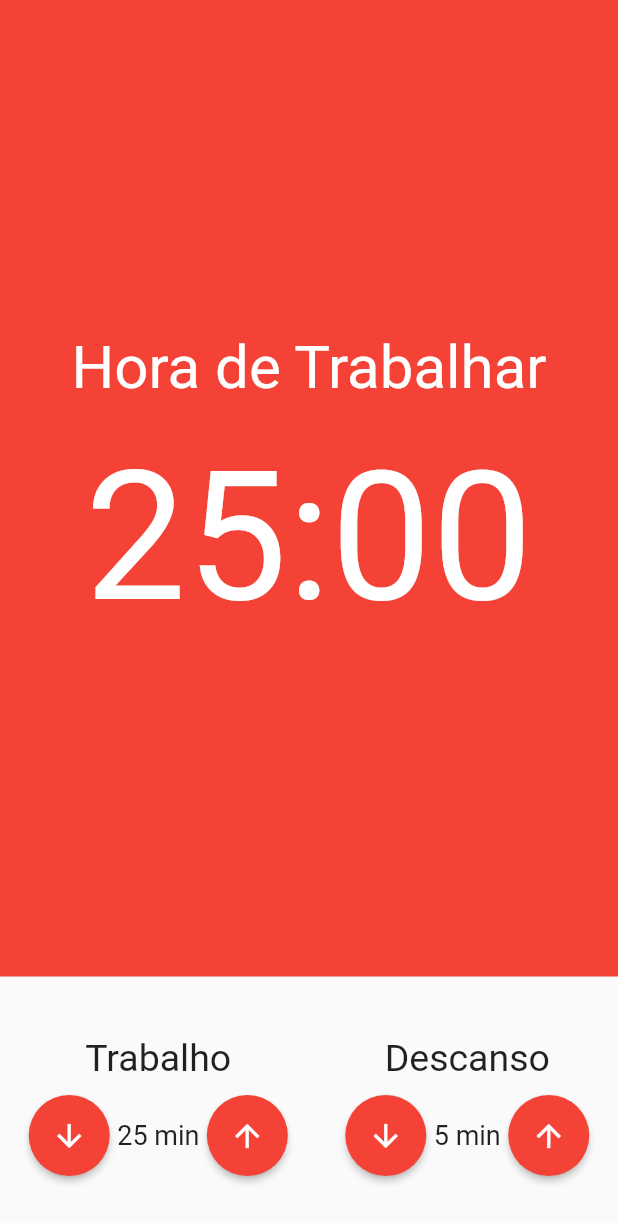
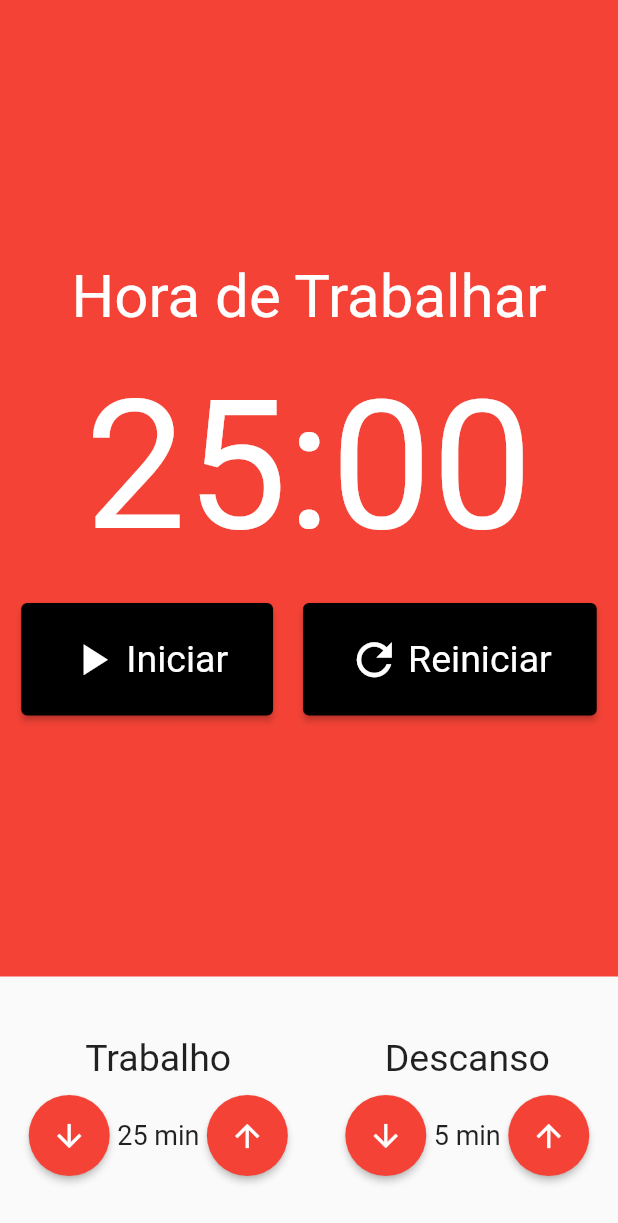
Before and after one commit to lucas-salles/pomodoro_flutter, a Flutter app: the screen it shows after launch, on a phone screen of 412 x 824 dp. Shown: the top 1223 px of the screen. Run offline on Flutter 3.47's test engine with Material 2 defaults, Android fonts, the light colour scheme and no system bars.

Commit message:
Componente Botão Cronômetro

```diff
--- a/lib/components/cronometro.dart
+++ b/lib/components/cronometro.dart
@@ -1,4 +1,5 @@
 import 'package:flutter/material.dart';
+import 'package:pomodoro_flutter/components/cronometro_botao.dart';
 
 class Cronometro extends StatelessWidget {
   const Cronometro({Key? key}) : super(key: key);
@@ -9,22 +10,49 @@ class Cronometro extends StatelessWidget {
       color: Colors.red,
       child: Column(
         mainAxisAlignment: MainAxisAlignment.center,
-        children: const [
-          Text(
+        children: [
+          const Text(
             'Hora de Trabalhar',
             style: TextStyle(
               fontSize: 40,
               color: Colors.white,
             ),
           ),
-          SizedBox(height: 20),
-          Text(
+          const SizedBox(height: 20),
+          const Text(
             '25:00',
             style: TextStyle(
               fontSize: 120,
               color: Colors.white,
             ),
           ),
+          const SizedBox(height: 20),
+          Row(
+            mainAxisAlignment: MainAxisAlignment.center,
+            children: const [
+              Padding(
+                padding: EdgeInsets.only(right: 10),
+                child: CronometroBotao(
+                  text: 'Iniciar',
+                  icon: Icons.play_arrow,
+                ),
+              ),
+              // Padding(
+              //   padding: EdgeInsets.only(right: 10),
+              //   child: CronometroBotao(
+              //     text: 'Parar',
+              //     icon: Icons.stop,
+              //   ),
+              // ),
+              Padding(
+                padding: EdgeInsets.only(left: 10),
+                child: CronometroBotao(
+                  text: 'Reiniciar',
+                  icon: Icons.refresh,
+                ),
+              ),
+            ],
+          ),
         ],
       ),
     );
--- /dev/null
+++ b/lib/components/cronometro_botao.dart
@@ -0,0 +1,38 @@
+import 'package:flutter/material.dart';
+
+class CronometroBotao extends StatelessWidget {
+  final String text;
+  final IconData icon;
+
+  const CronometroBotao({Key? key, required this.text, required this.icon})
+      : super(key: key);
+
+  @override
+  Widget build(BuildContext context) {
+    return ElevatedButton(
+      style: ElevatedButton.styleFrom(
+        primary: Colors.black,
+        padding: const EdgeInsets.symmetric(
+          horizontal: 30,
+          vertical: 20,
+        ),
+        textStyle: const TextStyle(
+          fontSize: 25,
+        ),
+      ),
+      onPressed: () {},
+      child: Row(
+        children: [
+          Padding(
+            padding: const EdgeInsets.only(right: 5),
+            child: Icon(
+              icon,
+              size: 35,
+            ),
+          ),
+          Text(text),
+        ],
+      ),
+    );
+  }
+}
--- a/lib/main.dart
+++ b/lib/main.dart
@@ -8,23 +8,14 @@ void main() {
 class MyApp extends StatelessWidget {
   const MyApp({Key? key}) : super(key: key);
 
-  // This widget is the root of your application.
   @override
   Widget build(BuildContext context) {
     return MaterialApp(
       title: 'Flutter Demo',
       theme: ThemeData(
-        // This is the theme of your application.
-        //
-        // Try running your application with "flutter run". You'll see the
-        // application has a blue toolbar. Then, without quitting the app, try
-        // changing the primarySwatch below to Colors.green and then invoke
-        // "hot reload" (press "r" in the console where you ran "flutter run",
-        // or simply save your changes to "hot reload" in a Flutter IDE).
-        // Notice that the counter didn't reset back to zero; the application
-        // is not restarted.
         primarySwatch: Colors.blue,
       ),
+      debugShowCheckedModeBanner: false,
       home: const Pomodoro(),
     );
   }
```
